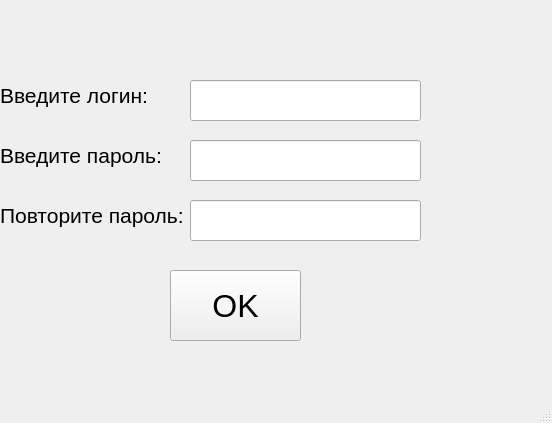
Above: register.ui from j3glove/course2_lab3 before the change. Below: the same form after it.
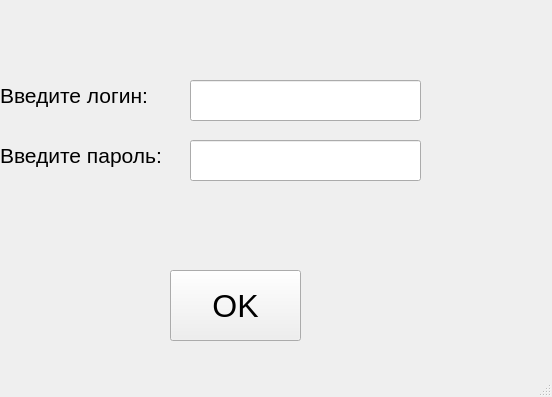
That is the form after the change.

Commit message: Изменил вид register.ui

The edit to the form file:
```diff
--- a/register.ui
+++ b/register.ui
@@ -7,7 +7,7 @@
     <x>0</x>
     <y>0</y>
     <width>552</width>
-    <height>423</height>
+    <height>397</height>
    </rect>
   </property>
   <property name="windowTitle">
@@ -50,24 +50,6 @@
      <string>Введите пароль:</string>
     </property>
    </widget>
-   <widget class="QLabel" name="label_3">
-    <property name="geometry">
-     <rect>
-      <x>0</x>
-      <y>190</y>
-      <width>231</width>
-      <height>51</height>
-     </rect>
-    </property>
-    <property name="font">
-     <font>
-      <pointsize>16</pointsize>
-     </font>
-    </property>
-    <property name="text">
-     <string>Повторите пароль:</string>
-    </property>
-   </widget>
    <widget class="QPushButton" name="regbtn">
     <property name="geometry">
      <rect>
@@ -106,16 +88,6 @@
      </rect>
     </property>
    </widget>
-   <widget class="QLineEdit" name="lineEdit_3">
-    <property name="geometry">
-     <rect>
-      <x>190</x>
-      <y>200</y>
-      <width>231</width>
-      <height>41</height>
-     </rect>
-    </property>
-   </widget>
   </widget>
   <widget class="QMenuBar" name="menubar">
    <property name="geometry">
```
The commit also changes 1 other file.
